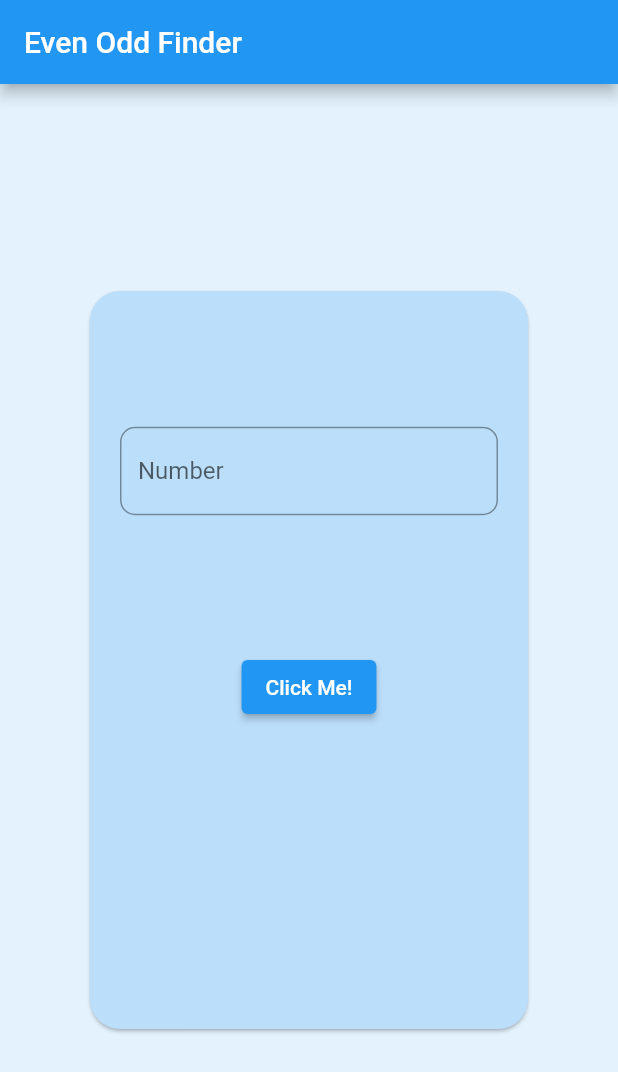
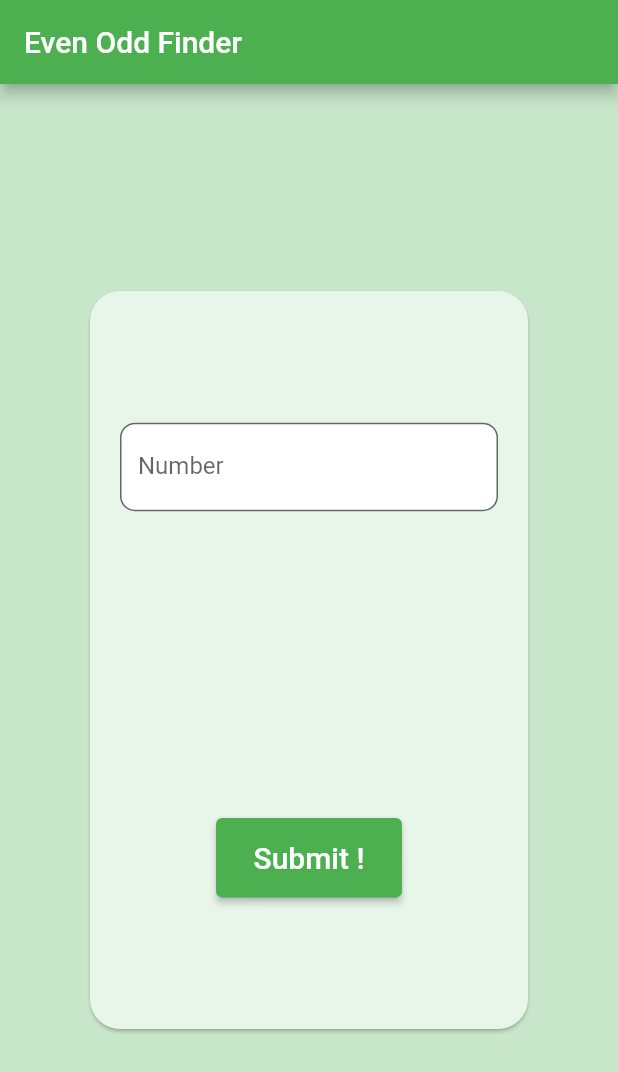
Before and after one commit to akash9029/EvenOddChecker, a Flutter app: the screen it shows after launch, on a phone screen of 412 x 824 dp. Shown: the top 1072 px of the screen. Run offline on Flutter 3.47's test engine with Material 2 defaults, Android fonts, the phone set to English and light mode, and no system bars.

Commit message:
final commit

```diff
--- a/lib/EvenOdd.dart
+++ b/lib/EvenOdd.dart
@@ -11,12 +11,13 @@ class EvenOdd extends StatefulWidget {
 class _EvenOddState extends State<EvenOdd> {
   String str = "";
   String result = "";
+  bool col = true;
   TextEditingController cntrl = new TextEditingController();
 
   @override
   Widget build(BuildContext context) {
     return Scaffold(
-        backgroundColor: Colors.blue[50],
+        backgroundColor: Colors.green[100],
         appBar: AppBar(
           title: Text("Even Odd Finder"),
         ),
@@ -28,7 +29,7 @@ class _EvenOddState extends State<EvenOdd> {
               child: Card(
                 shape: RoundedRectangleBorder(
                     borderRadius: BorderRadius.circular(20)),
-                color: Colors.blue[100],
+                color: Colors.green[50],
                 child: Padding(
                   padding: const EdgeInsets.only(left: 20, right: 20),
                   child: Column(
@@ -41,6 +42,8 @@ class _EvenOddState extends State<EvenOdd> {
                           FilteringTextInputFormatter.digitsOnly
                         ],
                         decoration: InputDecoration(
+                          fillColor: Colors.white,
+                          filled: true,
                           border: OutlineInputBorder(
                               borderRadius:
                                   BorderRadius.all(Radius.circular(10))),
@@ -48,28 +51,38 @@ class _EvenOddState extends State<EvenOdd> {
                           labelText: "Number",
                         ),
                       ),
+                      Text(
+                        result,
+                        textAlign: TextAlign.center,
+                        style: TextStyle(
+                            fontSize: 25,
+                            fontWeight: FontWeight.bold,
+                            color: col ? Colors.green : Colors.red),
+                      ),
                       ElevatedButton(
+                        style: ButtonStyle(
+                            padding: MaterialStateProperty.all(EdgeInsets.only(
+                                top: 15, left: 25, right: 25, bottom: 15))),
                         onPressed: () {
                           int str1 = int.parse(cntrl.text);
                           if (str1 % 2 == 0) {
                             setState(() {
                               result = "$str1 is Even Number.";
                               cntrl.text = "";
+                              col = true;
                             });
                           } else {
                             setState(() {
                               result = "$str1 is Odd Number.";
                               cntrl.text = "";
+                              col = false;
                             });
                           }
                         },
-                          child: Text("Click Me!")),
-                      Text(
-                        result,
-                        style: TextStyle(
-                            fontSize: 20,
-                            fontWeight: FontWeight.bold,
-                            color: Colors.blue),
+                        child: Text(
+                          "Submit !",
+                          style: TextStyle(fontSize: 20),
+                        ),
                       ),
                     ],
                   ),
--- a/lib/main.dart
+++ b/lib/main.dart
@@ -13,7 +13,7 @@ class MyApp extends StatelessWidget {
       debugShowCheckedModeBanner: false,
       title: 'Even Odd Finder',
       theme: ThemeData(
-        primarySwatch: Colors.blue,
+        primarySwatch: Colors.green,
       ),
       home: EvenOdd(),
     );
```
Lines whose indentation alone changed are shown as unchanged.
